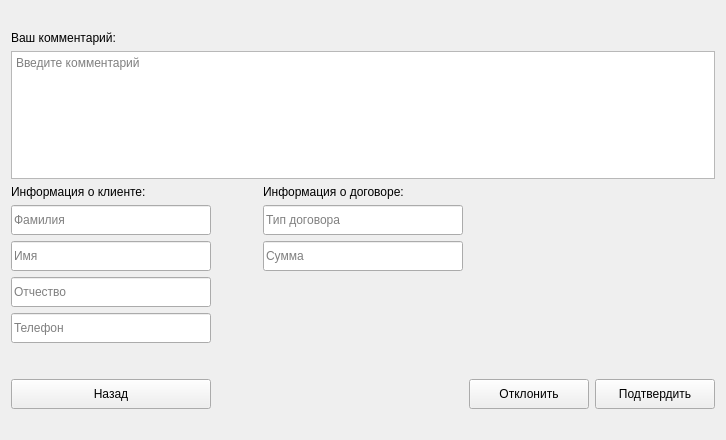
This is MDKP/contractconfirmationwindow.ui in MiFit1/OSOGO as Qt 5 draws it before an edit. The edited form follows.
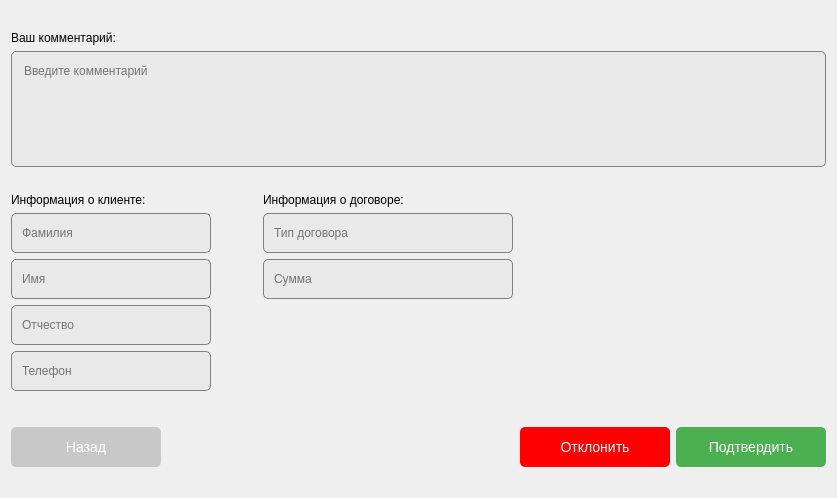
This is the edited form.

```diff
--- a/MDKP/contractconfirmationwindow.ui
+++ b/MDKP/contractconfirmationwindow.ui
@@ -6,36 +6,134 @@
    <rect>
     <x>0</x>
     <y>0</y>
-    <width>720</width>
-    <height>440</height>
+    <width>837</width>
+    <height>498</height>
    </rect>
   </property>
   <property name="windowTitle">
    <string>Form</string>
   </property>
+  <property name="styleSheet">
+   <string notr="true"/>
+  </property>
   <layout class="QHBoxLayout" name="horizontalLayout">
    <item>
     <layout class="QGridLayout" name="gridLayout">
-     <item row="6" column="1">
-      <widget class="QLineEdit" name="Patronymic">
-       <property name="sizePolicy">
-        <sizepolicy hsizetype="MinimumExpanding" vsizetype="Minimum">
-         <horstretch>0</horstretch>
-         <verstretch>0</verstretch>
-        </sizepolicy>
+     <item row="4" column="1">
+      <widget class="QLabel" name="label">
+       <property name="styleSheet">
+        <string notr="true">QLabel {
+	font: 500 11pt &quot;Montserrat Medium&quot;;
+}
+</string>
        </property>
-       <property name="minimumSize">
-        <size>
-         <width>0</width>
-         <height>30</height>
-        </size>
-       </property>
-       <property name="placeholderText">
-        <string>Отчество</string>
+       <property name="text">
+        <string>Информация о клиенте:</string>
        </property>
       </widget>
      </item>
      <item row="5" column="1">
+      <widget class="QLineEdit" name="LastName">
+       <property name="sizePolicy">
+        <sizepolicy hsizetype="MinimumExpanding" vsizetype="Minimum">
+         <horstretch>0</horstretch>
+         <verstretch>0</verstretch>
+        </sizepolicy>
+       </property>
+       <property name="minimumSize">
+        <size>
+         <width>200</width>
+         <height>40</height>
+        </size>
+       </property>
+       <property name="styleSheet">
+        <string notr="true">QLineEdit {
+	font: 500 9pt &quot;Montserrat Medium&quot;;
+   background: #e9e9e9;
+	border-radius: 5px;
+	padding: 8px;
+	border: 1px solid gray;
+}
+
+QLineEdit:focus {
+    border-color: #5fbaeb;
+}
+</string>
+       </property>
+       <property name="readOnly">
+        <bool>true</bool>
+       </property>
+       <property name="placeholderText">
+        <string>Фамилия</string>
+       </property>
+      </widget>
+     </item>
+     <item row="1" column="1">
+      <widget class="QLabel" name="label_3">
+       <property name="styleSheet">
+        <string notr="true">QLabel {
+	font: 500 11pt &quot;Montserrat Medium&quot;;
+}
+</string>
+       </property>
+       <property name="text">
+        <string>Ваш комментарий:</string>
+       </property>
+      </widget>
+     </item>
+     <item row="8" column="1">
+      <widget class="QLineEdit" name="Phone">
+       <property name="sizePolicy">
+        <sizepolicy hsizetype="MinimumExpanding" vsizetype="Minimum">
+         <horstretch>0</horstretch>
+         <verstretch>0</verstretch>
+        </sizepolicy>
+       </property>
+       <property name="minimumSize">
+        <size>
+         <width>200</width>
+         <height>40</height>
+        </size>
+       </property>
+       <property name="styleSheet">
+        <string notr="true">QLineEdit {
+	font: 500 9pt &quot;Montserrat Medium&quot;;
+   background: #e9e9e9;
+	border-radius: 5px;
+	padding: 8px;
+	border: 1px solid gray;
+}
+
+QLineEdit:focus {
+    border-color: #5fbaeb;
+}
+</string>
+       </property>
+       <property name="readOnly">
+        <bool>true</bool>
+       </property>
+       <property name="placeholderText">
+        <string>Телефон</string>
+       </property>
+      </widget>
+     </item>
+     <item row="9" column="1">
+      <spacer name="verticalSpacer">
+       <property name="orientation">
+        <enum>Qt::Vertical</enum>
+       </property>
+       <property name="sizeType">
+        <enum>QSizePolicy::Minimum</enum>
+       </property>
+       <property name="sizeHint" stdset="0">
+        <size>
+         <width>20</width>
+         <height>30</height>
+        </size>
+       </property>
+      </spacer>
+     </item>
+     <item row="6" column="1">
       <widget class="QLineEdit" name="FirstName">
        <property name="sizePolicy">
         <sizepolicy hsizetype="MinimumExpanding" vsizetype="Minimum">
@@ -45,16 +143,127 @@
        </property>
        <property name="minimumSize">
         <size>
-         <width>0</width>
-         <height>30</height>
+         <width>200</width>
+         <height>40</height>
         </size>
        </property>
+       <property name="styleSheet">
+        <string notr="true">QLineEdit {
+	font: 500 9pt &quot;Montserrat Medium&quot;;
+   background: #e9e9e9;
+	border-radius: 5px;
+	padding: 8px;
+	border: 1px solid gray;
+}
+
+QLineEdit:focus {
+    border-color: #5fbaeb;
+}
+</string>
+       </property>
+       <property name="readOnly">
+        <bool>true</bool>
+       </property>
        <property name="placeholderText">
         <string>Имя</string>
        </property>
       </widget>
      </item>
-     <item row="4" column="2">
+     <item row="0" column="3">
+      <spacer name="verticalSpacer_2">
+       <property name="orientation">
+        <enum>Qt::Vertical</enum>
+       </property>
+       <property name="sizeType">
+        <enum>QSizePolicy::MinimumExpanding</enum>
+       </property>
+       <property name="sizeHint" stdset="0">
+        <size>
+         <width>20</width>
+         <height>20</height>
+        </size>
+       </property>
+      </spacer>
+     </item>
+     <item row="6" column="3">
+      <widget class="QLineEdit" name="Summa">
+       <property name="sizePolicy">
+        <sizepolicy hsizetype="MinimumExpanding" vsizetype="Minimum">
+         <horstretch>0</horstretch>
+         <verstretch>0</verstretch>
+        </sizepolicy>
+       </property>
+       <property name="minimumSize">
+        <size>
+         <width>200</width>
+         <height>40</height>
+        </size>
+       </property>
+       <property name="styleSheet">
+        <string notr="true">QLineEdit {
+	font: 500 9pt &quot;Montserrat Medium&quot;;
+   background: #e9e9e9;
+	border-radius: 5px;
+	padding: 8px;
+	border: 1px solid gray;
+}
+
+QLineEdit:focus {
+    border-color: #5fbaeb;
+}
+</string>
+       </property>
+       <property name="readOnly">
+        <bool>true</bool>
+       </property>
+       <property name="placeholderText">
+        <string>Сумма</string>
+       </property>
+      </widget>
+     </item>
+     <item row="11" column="3">
+      <spacer name="verticalSpacer_3">
+       <property name="orientation">
+        <enum>Qt::Vertical</enum>
+       </property>
+       <property name="sizeType">
+        <enum>QSizePolicy::MinimumExpanding</enum>
+       </property>
+       <property name="sizeHint" stdset="0">
+        <size>
+         <width>20</width>
+         <height>20</height>
+        </size>
+       </property>
+      </spacer>
+     </item>
+     <item row="4" column="3">
+      <widget class="QLabel" name="label_2">
+       <property name="styleSheet">
+        <string notr="true">QLabel {
+	font: 500 11pt &quot;Montserrat Medium&quot;;
+}
+</string>
+       </property>
+       <property name="text">
+        <string>Информация о договоре:</string>
+       </property>
+      </widget>
+     </item>
+     <item row="2" column="0">
+      <spacer name="horizontalSpacer_2">
+       <property name="orientation">
+        <enum>Qt::Horizontal</enum>
+       </property>
+       <property name="sizeHint" stdset="0">
+        <size>
+         <width>40</width>
+         <height>20</height>
+        </size>
+       </property>
+      </spacer>
+     </item>
+     <item row="5" column="2">
       <spacer name="horizontalSpacer">
        <property name="orientation">
         <enum>Qt::Horizontal</enum>
@@ -70,6 +279,94 @@
        </property>
       </spacer>
      </item>
+     <item row="5" column="3">
+      <widget class="QLineEdit" name="TypeContract">
+       <property name="sizePolicy">
+        <sizepolicy hsizetype="MinimumExpanding" vsizetype="Minimum">
+         <horstretch>0</horstretch>
+         <verstretch>0</verstretch>
+        </sizepolicy>
+       </property>
+       <property name="minimumSize">
+        <size>
+         <width>250</width>
+         <height>40</height>
+        </size>
+       </property>
+       <property name="styleSheet">
+        <string notr="true">QLineEdit {
+	font: 500 9pt &quot;Montserrat Medium&quot;;
+   background: #e9e9e9;
+	border-radius: 5px;
+	padding: 8px;
+	border: 1px solid gray;
+}
+
+QLineEdit:focus {
+    border-color: #5fbaeb;
+}
+</string>
+       </property>
+       <property name="readOnly">
+        <bool>true</bool>
+       </property>
+       <property name="placeholderText">
+        <string>Тип договора</string>
+       </property>
+      </widget>
+     </item>
+     <item row="10" column="1">
+      <layout class="QHBoxLayout" name="horizontalLayout_3">
+       <item>
+        <widget class="QPushButton" name="backButton">
+         <property name="sizePolicy">
+          <sizepolicy hsizetype="Minimum" vsizetype="Minimum">
+           <horstretch>0</horstretch>
+           <verstretch>0</verstretch>
+          </sizepolicy>
+         </property>
+         <property name="minimumSize">
+          <size>
+           <width>150</width>
+           <height>40</height>
+          </size>
+         </property>
+         <property name="styleSheet">
+          <string notr="true">QPushButton {
+	font: 500 14pt &quot;Montserrat Medium&quot;;
+    background-color: #c8c8c8; 
+    color: white; 
+    border: none;
+    font-size: 14px;
+    border-radius: 5px; 
+}
+QPushButton:hover {
+    background-color: #aeaeae;
+}
+QPushButton:pressed {
+    background-color: #949494; 
+}</string>
+         </property>
+         <property name="text">
+          <string>Назад</string>
+         </property>
+        </widget>
+       </item>
+       <item>
+        <spacer name="horizontalSpacer_4">
+         <property name="orientation">
+          <enum>Qt::Horizontal</enum>
+         </property>
+         <property name="sizeHint" stdset="0">
+          <size>
+           <width>40</width>
+           <height>20</height>
+          </size>
+         </property>
+        </spacer>
+       </item>
+      </layout>
+     </item>
      <item row="2" column="5">
       <spacer name="horizontalSpacer_3">
        <property name="orientation">
@@ -106,13 +403,39 @@
          <height>0</height>
         </size>
        </property>
+       <property name="styleSheet">
+        <string notr="true">QTextEdit {
+	font: 500 11pt &quot;Montserrat Medium&quot;;
+   background: #e9e9e9;
+	border-radius: 5px;
+	padding: 8px;
+	border: 1px solid gray;
+}
+
+QTextEdit:focus {
+    border-color: #5fbaeb;
+}</string>
+       </property>
        <property name="placeholderText">
         <string>Введите комментарий</string>
        </property>
       </widget>
      </item>
-     <item row="9" column="4">
+     <item row="10" column="4">
       <layout class="QHBoxLayout" name="horizontalLayout_2">
+       <item>
+        <spacer name="horizontalSpacer_5">
+         <property name="orientation">
+          <enum>Qt::Horizontal</enum>
+         </property>
+         <property name="sizeHint" stdset="0">
+          <size>
+           <width>40</width>
+           <height>20</height>
+          </size>
+         </property>
+        </spacer>
+       </item>
        <item>
         <widget class="QPushButton" name="RejectButton">
          <property name="sizePolicy">
@@ -123,10 +446,26 @@
          </property>
          <property name="minimumSize">
           <size>
-           <width>120</width>
-           <height>30</height>
+           <width>150</width>
+           <height>40</height>
           </size>
          </property>
+         <property name="styleSheet">
+          <string notr="true">QPushButton {
+	font: 500 14pt &quot;Montserrat Medium&quot;;
+    background-color: #ff0000; 
+    color: white; 
+    border: none;
+    font-size: 14px;
+    border-radius: 5px; 
+}
+QPushButton:hover {
+    background-color: #d20000;
+}
+QPushButton:pressed {
+    background-color: #8B0000; 
+}</string>
+         </property>
          <property name="text">
           <string>Отклонить</string>
          </property>
@@ -142,10 +481,26 @@
          </property>
          <property name="minimumSize">
           <size>
-           <width>120</width>
-           <height>30</height>
+           <width>150</width>
+           <height>40</height>
           </size>
          </property>
+         <property name="styleSheet">
+          <string notr="true">QPushButton {
+font: 500 14pt &quot;Montserrat Medium&quot;;
+    background-color: #4CAF50; 
+    color: white; 
+    border: none;
+    font-size: 14px;
+    border-radius: 5px; 
+}
+QPushButton:hover {
+    background-color: #45a049;
+}
+QPushButton:pressed {
+    background-color: #357a38; 
+}</string>
+         </property>
          <property name="text">
           <string>Подтвердить</string>
          </property>
@@ -153,53 +508,8 @@
        </item>
       </layout>
      </item>
-     <item row="5" column="3">
-      <widget class="QLineEdit" name="Summa">
-       <property name="sizePolicy">
-        <sizepolicy hsizetype="MinimumExpanding" vsizetype="Minimum">
-         <horstretch>0</horstretch>
-         <verstretch>0</verstretch>
-        </sizepolicy>
-       </property>
-       <property name="minimumSize">
-        <size>
-         <width>0</width>
-         <height>30</height>
-        </size>
-       </property>
-       <property name="placeholderText">
-        <string>Сумма</string>
-       </property>
-      </widget>
-     </item>
      <item row="7" column="1">
-      <widget class="QLineEdit" name="Phone">
-       <property name="sizePolicy">
-        <sizepolicy hsizetype="MinimumExpanding" vsizetype="Minimum">
-         <horstretch>0</horstretch>
-         <verstretch>0</verstretch>
-        </sizepolicy>
-       </property>
-       <property name="minimumSize">
-        <size>
-         <width>0</width>
-         <height>30</height>
-        </size>
-       </property>
-       <property name="placeholderText">
-        <string>Телефон</string>
-       </property>
-      </widget>
-     </item>
-     <item row="3" column="1">
-      <widget class="QLabel" name="label">
-       <property name="text">
-        <string>Информация о клиенте:</string>
-       </property>
-      </widget>
-     </item>
-     <item row="4" column="1">
-      <widget class="QLineEdit" name="LastName">
+      <widget class="QLineEdit" name="Patronymic">
        <property name="sizePolicy">
         <sizepolicy hsizetype="MinimumExpanding" vsizetype="Minimum">
          <horstretch>0</horstretch>
@@ -209,118 +519,38 @@
        <property name="minimumSize">
         <size>
          <width>200</width>
-         <height>30</height>
+         <height>40</height>
         </size>
        </property>
+       <property name="styleSheet">
+        <string notr="true">QLineEdit {
+	font: 500 9pt &quot;Montserrat Medium&quot;;
+   background: #e9e9e9;
+	border-radius: 5px;
+	padding: 8px;
+	border: 1px solid gray;
+}
+
+QLineEdit:focus {
+    border-color: #5fbaeb;
+}
+</string>
+       </property>
+       <property name="readOnly">
+        <bool>true</bool>
+       </property>
        <property name="placeholderText">
-        <string>Фамилия</string>
+        <string>Отчество</string>
        </property>
       </widget>
      </item>
-     <item row="8" column="1">
-      <spacer name="verticalSpacer">
-       <property name="orientation">
-        <enum>Qt::Vertical</enum>
-       </property>
-       <property name="sizeType">
-        <enum>QSizePolicy::Minimum</enum>
-       </property>
-       <property name="sizeHint" stdset="0">
-        <size>
-         <width>20</width>
-         <height>30</height>
-        </size>
-       </property>
-      </spacer>
-     </item>
      <item row="3" column="3">
-      <widget class="QLabel" name="label_2">
-       <property name="text">
-        <string>Информация о договоре:</string>
-       </property>
-      </widget>
-     </item>
-     <item row="10" column="3">
-      <spacer name="verticalSpacer_3">
+      <spacer name="verticalSpacer_4">
        <property name="orientation">
         <enum>Qt::Vertical</enum>
        </property>
        <property name="sizeType">
-        <enum>QSizePolicy::MinimumExpanding</enum>
-       </property>
-       <property name="sizeHint" stdset="0">
-        <size>
-         <width>20</width>
-         <height>20</height>
-        </size>
-       </property>
-      </spacer>
-     </item>
-     <item row="2" column="0">
-      <spacer name="horizontalSpacer_2">
-       <property name="orientation">
-        <enum>Qt::Horizontal</enum>
-       </property>
-       <property name="sizeHint" stdset="0">
-        <size>
-         <width>40</width>
-         <height>20</height>
-        </size>
-       </property>
-      </spacer>
-     </item>
-     <item row="4" column="3">
-      <widget class="QLineEdit" name="TypeContract">
-       <property name="sizePolicy">
-        <sizepolicy hsizetype="MinimumExpanding" vsizetype="Minimum">
-         <horstretch>0</horstretch>
-         <verstretch>0</verstretch>
-        </sizepolicy>
-       </property>
-       <property name="minimumSize">
-        <size>
-         <width>200</width>
-         <height>30</height>
-        </size>
-       </property>
-       <property name="placeholderText">
-        <string>Тип договора</string>
-       </property>
-      </widget>
-     </item>
-     <item row="9" column="1">
-      <widget class="QPushButton" name="backButton">
-       <property name="sizePolicy">
-        <sizepolicy hsizetype="Minimum" vsizetype="Minimum">
-         <horstretch>0</horstretch>
-         <verstretch>0</verstretch>
-        </sizepolicy>
-       </property>
-       <property name="minimumSize">
-        <size>
-         <width>120</width>
-         <height>30</height>
-        </size>
-       </property>
-       <property name="text">
-        <string>Назад</string>
-       </property>
-      </widget>
-     </item>
-     <item row="1" column="1">
-      <widget class="QLabel" name="label_3">
-       <property name="text">
-        <string>Ваш комментарий:</string>
-       </property>
-      </widget>
-     </item>
-     <item row="0" column="3">
-      <spacer name="verticalSpacer_2">
-       <property name="orientation">
-        <enum>Qt::Vertical</enum>
-       </property>
-       <property name="sizeType">
-        <enum>QSizePolicy::MinimumExpanding</enum>
+        <enum>QSizePolicy::Fixed</enum>
        </property>
        <property name="sizeHint" stdset="0">
         <size>
```
